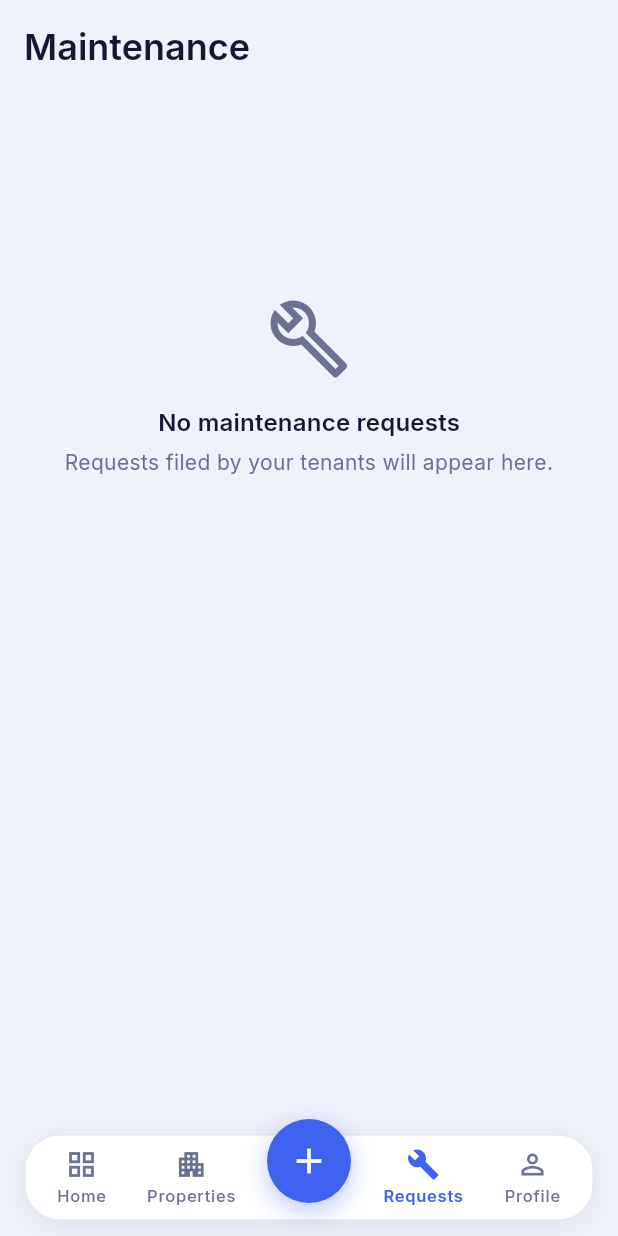
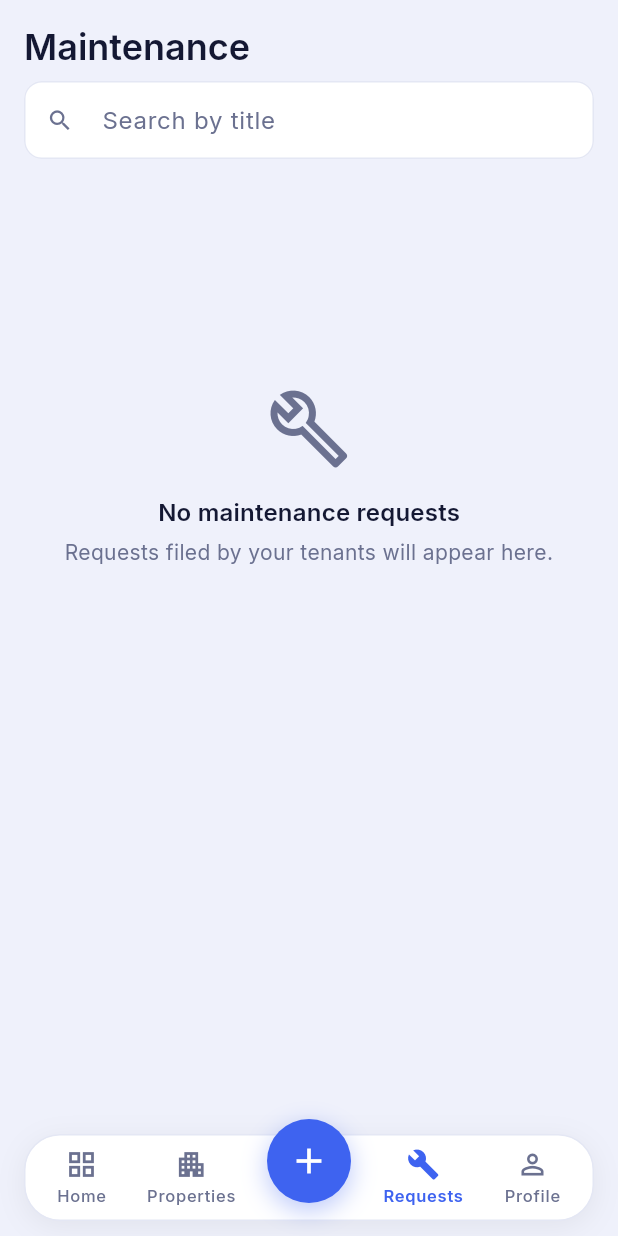
Before and after one commit to KilaBean/propertyiq, a Flutter app: the ManagerMaintenanceListScreen screen opened by its route, on a phone screen of 412 x 824 dp. Run offline on Flutter 3.47's test engine with Material 3 defaults, Android fonts, the light colour scheme and no system bars; our stand-ins replace cached_network_image, fl_chart, flutter_riverpod, freezed_annotation, go_router, image_picker and 3 more; accounts and stored records are empty; generated files the repository leaves out were written again.

Commit message:
Add search to the properties and maintenance lists
CLAUDE.md's COMPONENTS section lists SearchBar as required; nothing in the
app implemented one, so every list was searchable only by scrolling.

Adds core/widgets/search_field.dart (styled through the app's shared
InputDecorationTheme, so it matches every other text field rather than
introducing a second visual language) and core/utils/debouncer.dart, since a
search that hits the network on every keystroke is its own performance
problem.

Properties: filtered client-side. The list is a realtime stream already
fully loaded into memory, not paginated, so there's nothing to round-trip
for.

Maintenance (manager + tenant): filtered server-side, via ilike on title in
MaintenanceRepository. These lists are paginated (see the previous
pagination commit) -- filtering only the page(s) already loaded would
silently hide older matches the user hasn't scrolled to yet. ManagerRequests
and TenantRequests gain a search() method that re-queries from offset 0 and
carries the active query into subsequent loadMore() calls; search()
deliberately never routes state through AsyncLoading, so the previous
results stay on screen unchanged until the new page lands rather than
flashing a skeleton on every keystroke's debounced trigger.

Both list screens show a distinct "No matches" empty state for a
zero-result search, rather than the "add your first..." state meant for a
genuinely empty list.

```diff
--- /dev/null
+++ b/lib/core/utils/debouncer.dart
@@ -0,0 +1,21 @@
+import 'dart:async';
+
+import 'package:flutter/foundation.dart';
+
+/// Delays running [action] until [duration] has passed with no further call
+/// to [run] — e.g. a search box that shouldn't fire a query on every
+/// keystroke, especially one that hits the network (see SearchField and its
+/// use in the maintenance list screens).
+class Debouncer {
+  Debouncer({this.duration = const Duration(milliseconds: 350)});
+
+  final Duration duration;
+  Timer? _timer;
+
+  void run(VoidCallback action) {
+    _timer?.cancel();
+    _timer = Timer(duration, action);
+  }
+
+  void dispose() => _timer?.cancel();
+}
--- /dev/null
+++ b/lib/core/widgets/search_field.dart
@@ -0,0 +1,71 @@
+import 'package:flutter/material.dart';
+
+import '../utils/debouncer.dart';
+
+/// A search input for filtering a list in place, styled through the app's
+/// shared InputDecorationTheme like every other text field.
+///
+/// [onChanged] fires [duration] after the user stops typing, not on every
+/// keystroke — cheap for an in-memory filter, and load-bearing for a search
+/// that hits the network (see the maintenance list screens' server-side
+/// search).
+class SearchField extends StatefulWidget {
+  const SearchField({
+    super.key,
+    required this.hintText,
+    required this.onChanged,
+    this.duration = const Duration(milliseconds: 350),
+  });
+
+  final String hintText;
+  final ValueChanged<String> onChanged;
+  final Duration duration;
+
+  @override
+  State<SearchField> createState() => _SearchFieldState();
+}
+
+class _SearchFieldState extends State<SearchField> {
+  final _controller = TextEditingController();
+  late final _debouncer = Debouncer(duration: widget.duration);
+
+  @override
+  void dispose() {
+    _controller.dispose();
+    _debouncer.dispose();
+    super.dispose();
+  }
+
+  void _onChanged(String value) {
+    setState(() {}); // toggles the clear button
+    _debouncer.run(() => widget.onChanged(value));
+  }
+
+  void _clear() {
+    _controller.clear();
+    setState(() {});
+    _debouncer.dispose();
+    widget.onChanged('');
+  }
+
+  @override
+  Widget build(BuildContext context) {
+    return TextField(
+      controller: _controller,
+      onChanged: _onChanged,
+      textInputAction: TextInputAction.search,
+      decoration: InputDecoration(
+        hintText: widget.hintText,
+        prefixIcon: const Icon(Icons.search),
+        isDense: true,
+        suffixIcon: _controller.text.isEmpty
+            ? null
+            : IconButton(
+                icon: const Icon(Icons.close),
+                tooltip: 'Clear search',
+                onPressed: _clear,
+              ),
+      ),
+    );
+  }
+}
--- a/lib/features/maintenance/presentation/screens/manager_maintenance_list_screen.dart
+++ b/lib/features/maintenance/presentation/screens/manager_maintenance_list_screen.dart
@@ -7,6 +7,7 @@ import '../../../../core/router/app_routes.dart';
 import '../../../../core/widgets/async_value_view.dart';
 import '../../../../core/widgets/empty_state.dart';
 import '../../../../core/widgets/loading_skeleton.dart';
+import '../../../../core/widgets/search_field.dart';
 import '../providers/maintenance_providers.dart';
 import '../widgets/maintenance_chips.dart';
 
@@ -24,6 +25,7 @@ class ManagerMaintenanceListScreen extends ConsumerStatefulWidget {
 class _ManagerMaintenanceListScreenState
     extends ConsumerState<ManagerMaintenanceListScreen> {
   final _scrollController = ScrollController();
+  String _query = '';
 
   @override
   void initState() {
@@ -69,6 +71,16 @@ class _ManagerMaintenanceListScreenState
                 ],
               ),
             ),
+            Padding(
+              padding: const EdgeInsets.fromLTRB(16, 0, 16, 8),
+              child: SearchField(
+                hintText: 'Search by title',
+                onChanged: (v) {
+                  setState(() => _query = v);
+                  ref.read(managerRequestsProvider.notifier).search(v);
+                },
+              ),
+            ),
             Expanded(
               child: RefreshIndicator(
                 onRefresh: () async => ref.invalidate(managerRequestsProvider),
@@ -78,14 +90,20 @@ class _ManagerMaintenanceListScreenState
                   loading: (_) => const ListSkeleton(hasLeading: false),
                   data: (page) {
                     if (page.items.isEmpty) {
+                      final searching = _query.isNotEmpty;
                       return ListView(
-                        children: const [
-                          SizedBox(height: 120),
+                        children: [
+                          const SizedBox(height: 120),
                           EmptyState(
-                            icon: Icons.build_outlined,
-                            title: 'No maintenance requests',
-                            message:
-                                'Requests filed by your tenants will appear here.',
+                            icon: searching
+                                ? Icons.search_off
+                                : Icons.build_outlined,
+                            title: searching
+                                ? 'No matches'
+                                : 'No maintenance requests',
+                            message: searching
+                                ? 'No requests match your search.'
+                                : 'Requests filed by your tenants will appear here.',
                           ),
                         ],
                       );
```
Also changed, not shown: lib/features/maintenance/data/repositories/maintenance_repository.dart (+19 -7 lines), lib/features/maintenance/presentation/providers/maintenance_providers.dart (+67 -10 lines), lib/features/maintenance/presentation/screens/tenant_maintenance_list_screen.dart (+25 -7 lines), lib/features/properties/presentation/screens/properties_list_screen.dart (+44 -5 lines), lib/core/router/app_router.g.dart, lib/features/maintenance/presentation/providers/maintenance_providers.g.dart, 3 other files.
